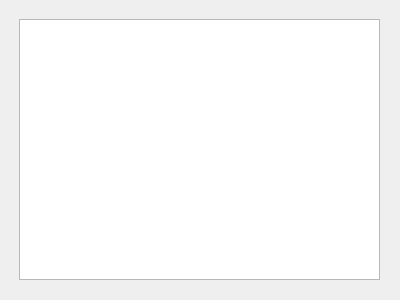
Old version of the form BaseEditor.ui in the repository jaycaz/sg-mint.
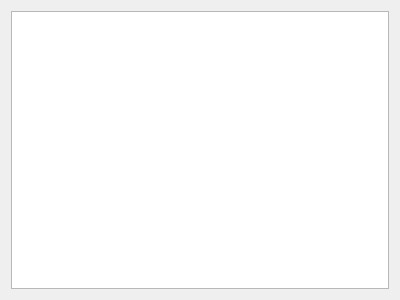
New version of the form.

The edit to the form file:
```diff
--- a/BaseEditor.ui
+++ b/BaseEditor.ui
@@ -13,21 +13,11 @@
   <property name="windowTitle">
    <string>Form</string>
   </property>
-  <widget class="QWidget" name="gridLayoutWidget">
-   <property name="geometry">
-    <rect>
-     <x>19</x>
-     <y>19</y>
-     <width>361</width>
-     <height>261</height>
-    </rect>
-   </property>
-   <layout class="QGridLayout" name="gridLayout">
+  <layout class="QGridLayout" name="gridLayout_2">
     <item row="0" column="0">
      <widget class="QGraphicsView" name="gview"/>
     </item>
    </layout>
-  </widget>
  </widget>
  <resources/>
  <connections/>
```
Lines whose indentation alone changed are shown as unchanged.
